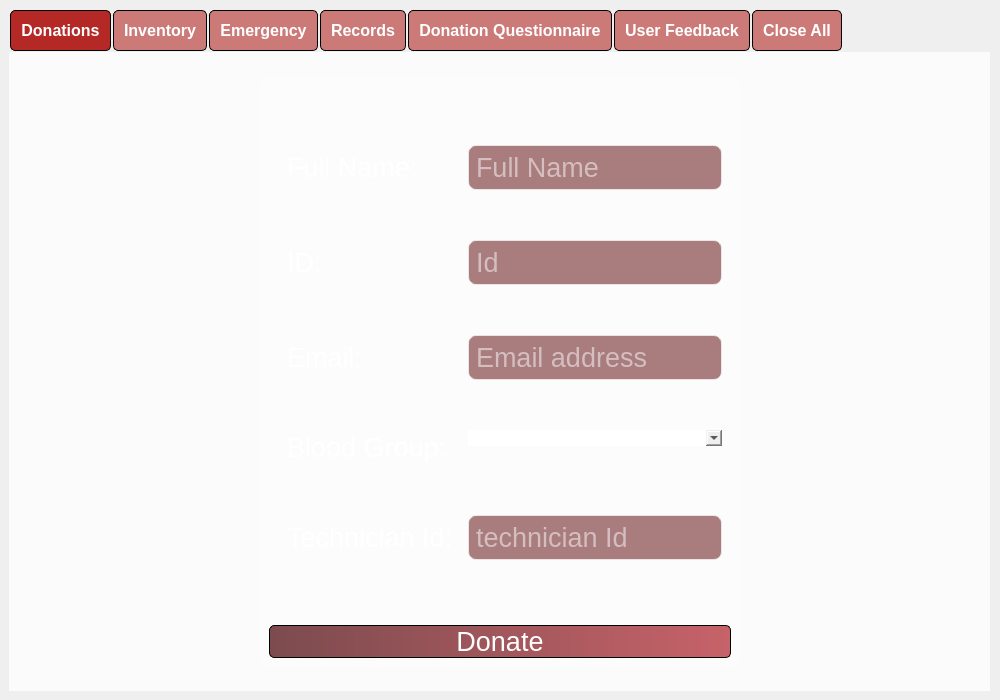
The window that app/UI/main_management_system.ui (SubZeroX9/Blood-Bank-System) describes before a commit, drawn with Qt 5.
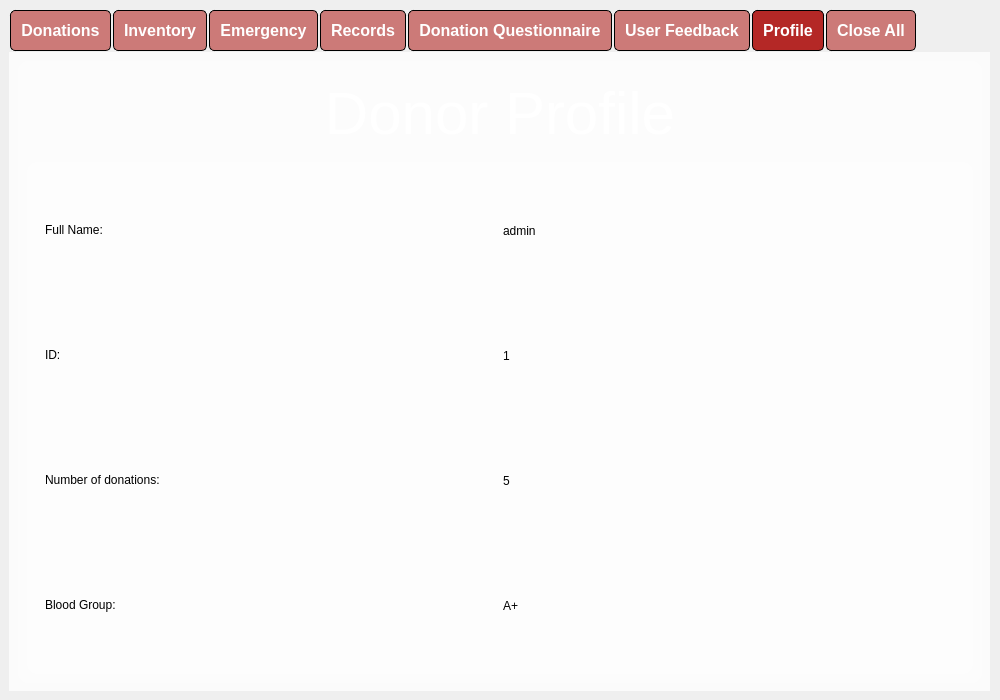
The same window after the commit. Icons and pictures are not drawn.

Commit message: added donor profile feature (#8)

Diff of the .ui file:
```diff
--- a/app/UI/main_management_system.ui
+++ b/app/UI/main_management_system.ui
@@ -94,7 +94,7 @@
        <enum>QTabWidget::Rounded</enum>
       </property>
       <property name="currentIndex">
-       <number>0</number>
+       <number>6</number>
       </property>
       <property name="elideMode">
        <enum>Qt::ElideLeft</enum>
@@ -2024,6 +2024,205 @@
         </item>
        </layout>
       </widget>
+      <widget class="QWidget" name="donor_profile">
+       <attribute name="title">
+        <string>Profile</string>
+       </attribute>
+       <layout class="QHBoxLayout" name="horizontalLayout_15">
+        <item>
+         <widget class="QFrame" name="frame_26">
+          <property name="styleSheet">
+           <string notr="true">*{border-image:none;
+background-color: rgba(255, 255, 255, 50);}
+</string>
+          </property>
+          <property name="frameShape">
+           <enum>QFrame::StyledPanel</enum>
+          </property>
+          <property name="frameShadow">
+           <enum>QFrame::Raised</enum>
+          </property>
+          <layout class="QVBoxLayout" name="verticalLayout_18">
+           <item alignment="Qt::AlignTop">
+            <widget class="QFrame" name="frame_27">
+             <property name="minimumSize">
+              <size>
+               <width>0</width>
+               <height>80</height>
+              </size>
+             </property>
+             <property name="styleSheet">
+              <string notr="true">background-color: none</string>
+             </property>
+             <property name="frameShape">
+              <enum>QFrame::StyledPanel</enum>
+             </property>
+             <property name="frameShadow">
+              <enum>QFrame::Raised</enum>
+             </property>
+             <layout class="QHBoxLayout" name="horizontalLayout_14">
+              <property name="spacing">
+               <number>20</number>
+              </property>
+              <item>
+               <widget class="QLabel" name="label_18">
+                <property name="font">
+                 <font>
+                  <pointsize>45</pointsize>
+                 </font>
+                </property>
+                <property name="styleSheet">
+                 <string notr="true">color: rgb(255, 255, 255);
+</string>
+                </property>
+                <property name="text">
+                 <string>Donor Profile</string>
+                </property>
+                <property name="alignment">
+                 <set>Qt::AlignCenter</set>
+                </property>
+               </widget>
+              </item>
+             </layout>
+            </widget>
+           </item>
+           <item>
+            <widget class="QFrame" name="frame_28">
+             <property name="sizePolicy">
+              <sizepolicy hsizetype="Preferred" vsizetype="Expanding">
+               <horstretch>0</horstretch>
+               <verstretch>0</verstretch>
+              </sizepolicy>
+             </property>
+             <property name="styleSheet">
+              <string notr="true">QLabel{
+	font: 20pt &quot;MS Shell Dlg 2&quot;;
+background-color: rgba(255, 255, 255, 0);
+}
+
+#frame_29, #frame_30, #frame_31, #frame_33{
+background-color: rgba(255, 255, 255, 0);
+}</string>
+             </property>
+             <property name="frameShape">
+              <enum>QFrame::StyledPanel</enum>
+             </property>
+             <property name="frameShadow">
+              <enum>QFrame::Raised</enum>
+             </property>
+             <layout class="QVBoxLayout" name="verticalLayout_21">
+              <item>
+               <widget class="QFrame" name="frame_29">
+                <property name="frameShape">
+                 <enum>QFrame::StyledPanel</enum>
+                </property>
+                <property name="frameShadow">
+                 <enum>QFrame::Raised</enum>
+                </property>
+                <layout class="QHBoxLayout" name="horizontalLayout_16">
+                 <item alignment="Qt::AlignLeft|Qt::AlignVCenter">
+                  <widget class="QLabel" name="label_19">
+                   <property name="text">
+                    <string>Full Name: </string>
+                   </property>
+                  </widget>
+                 </item>
+                 <item>
+                  <widget class="QLabel" name="profile_name">
+                   <property name="text">
+                    <string>admin</string>
+                   </property>
+                  </widget>
+                 </item>
+                </layout>
+               </widget>
+              </item>
+              <item>
+               <widget class="QFrame" name="frame_30">
+                <property name="frameShape">
+                 <enum>QFrame::StyledPanel</enum>
+                </property>
+                <property name="frameShadow">
+                 <enum>QFrame::Raised</enum>
+                </property>
+                <layout class="QHBoxLayout" name="horizontalLayout_17">
+                 <item alignment="Qt::AlignLeft|Qt::AlignVCenter">
+                  <widget class="QLabel" name="label_20">
+                   <property name="text">
+                    <string>ID:</string>
+                   </property>
+                  </widget>
+                 </item>
+                 <item>
+                  <widget class="QLabel" name="profile_id">
+                   <property name="text">
+                    <string>1</string>
+                   </property>
+                  </widget>
+                 </item>
+                </layout>
+               </widget>
+              </item>
+              <item>
+               <widget class="QFrame" name="frame_31">
+                <property name="frameShape">
+                 <enum>QFrame::StyledPanel</enum>
+                </property>
+                <property name="frameShadow">
+                 <enum>QFrame::Raised</enum>
+                </property>
+                <layout class="QHBoxLayout" name="horizontalLayout_18">
+                 <item alignment="Qt::AlignLeft|Qt::AlignVCenter">
+                  <widget class="QLabel" name="label_21">
+                   <property name="text">
+                    <string>Number of donations:</string>
+                   </property>
+                  </widget>
+                 </item>
+                 <item>
+                  <widget class="QLabel" name="profile_num_dons">
+                   <property name="text">
+                    <string>5</string>
+                   </property>
+                  </widget>
+                 </item>
+                </layout>
+               </widget>
+              </item>
+              <item>
+               <widget class="QFrame" name="frame_33">
+                <property name="frameShape">
+                 <enum>QFrame::StyledPanel</enum>
+                </property>
+                <property name="frameShadow">
+                 <enum>QFrame::Raised</enum>
+                </property>
+                <layout class="QHBoxLayout" name="horizontalLayout_19">
+                 <item alignment="Qt::AlignLeft|Qt::AlignVCenter">
+                  <widget class="QLabel" name="label_22">
+                   <property name="text">
+                    <string>Blood Group:</string>
+                   </property>
+                  </widget>
+                 </item>
+                 <item>
+                  <widget class="QLabel" name="profile_blood_type">
+                   <property name="text">
+                    <string>A+</string>
+                   </property>
+                  </widget>
+                 </item>
+                </layout>
+               </widget>
+              </item>
+             </layout>
+            </widget>
+           </item>
+          </layout>
+         </widget>
+        </item>
+       </layout>
+      </widget>
       <widget class="QWidget" name="CloseAll">
        <attribute name="title">
         <string>Close All</string>
```
The commit also changes 2 other files.
